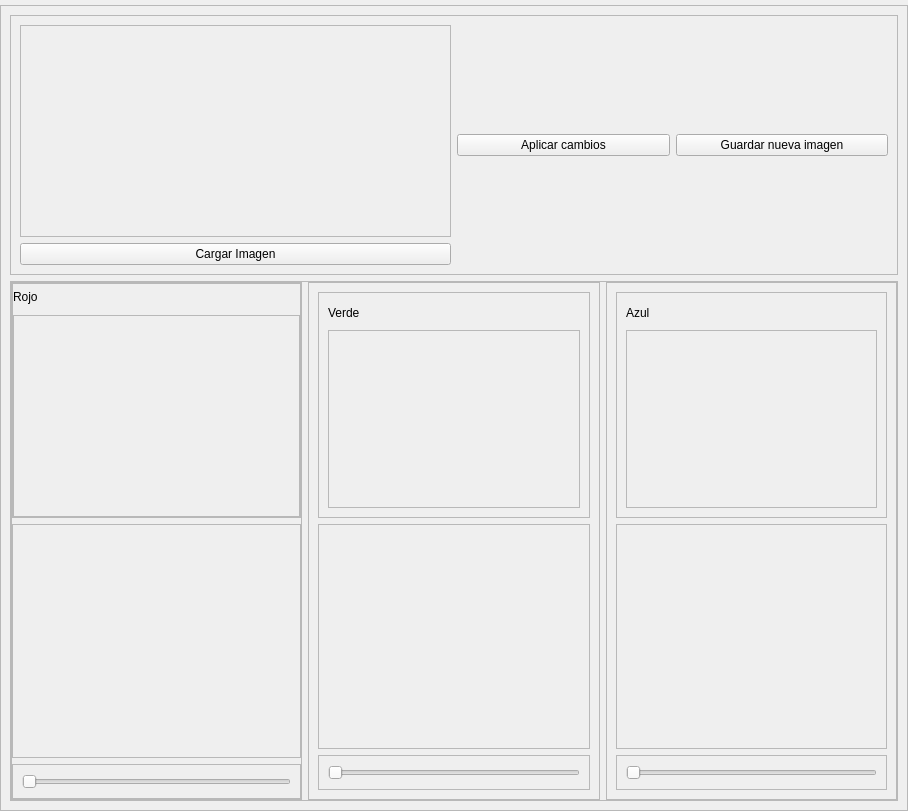
This is gui_main.ui in leninrkb/editor-espectros-rgb-python as Qt 5 draws it before an edit. The edited form follows.
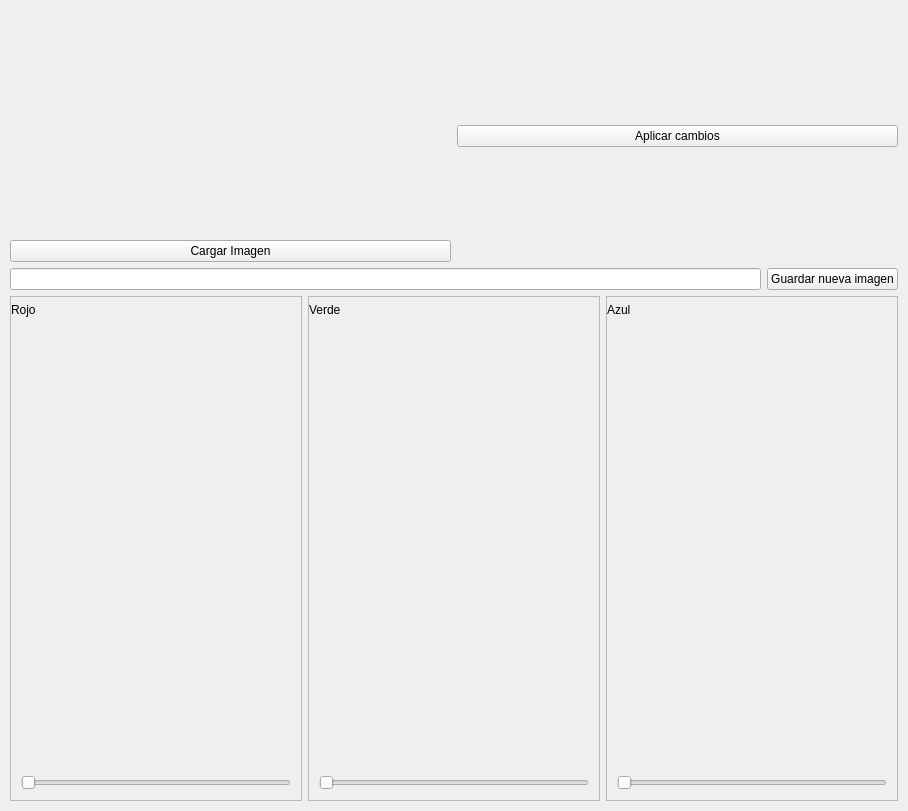
This is the edited form.

Commit message: gui input para ruta de guardado

```diff
--- a/gui_main.ui
+++ b/gui_main.ui
@@ -30,7 +30,7 @@
     <item>
      <widget class="QFrame" name="frame_general">
       <property name="frameShape">
-       <enum>QFrame::StyledPanel</enum>
+       <enum>QFrame::NoFrame</enum>
       </property>
       <property name="frameShadow">
        <enum>QFrame::Raised</enum>
@@ -38,16 +38,40 @@
       <property name="lineWidth">
        <number>1</number>
       </property>
-      <layout class="QVBoxLayout" name="verticalLayout_3" stretch="1,2">
+      <layout class="QVBoxLayout" name="verticalLayout_3" stretch="1,0,2">
+       <property name="leftMargin">
+        <number>10</number>
+       </property>
+       <property name="topMargin">
+        <number>5</number>
+       </property>
+       <property name="rightMargin">
+        <number>10</number>
+       </property>
+       <property name="bottomMargin">
+        <number>10</number>
+       </property>
        <item>
         <widget class="QFrame" name="frame_imagenes">
          <property name="frameShape">
-          <enum>QFrame::StyledPanel</enum>
+          <enum>QFrame::NoFrame</enum>
          </property>
          <property name="frameShadow">
           <enum>QFrame::Raised</enum>
          </property>
          <layout class="QHBoxLayout" name="horizontalLayout_2">
+          <property name="leftMargin">
+           <number>0</number>
+          </property>
+          <property name="topMargin">
+           <number>0</number>
+          </property>
+          <property name="rightMargin">
+           <number>0</number>
+          </property>
+          <property name="bottomMargin">
+           <number>0</number>
+          </property>
           <item>
            <widget class="QFrame" name="frame_img_original_contenedor">
             <property name="frameShape">
@@ -72,7 +96,7 @@
              <item>
               <widget class="QFrame" name="frame_img_original">
                <property name="frameShape">
-                <enum>QFrame::StyledPanel</enum>
+                <enum>QFrame::NoFrame</enum>
                </property>
                <property name="frameShadow">
                 <enum>QFrame::Raised</enum>
@@ -165,13 +189,6 @@
                   </property>
                  </widget>
                 </item>
-                <item>
-                 <widget class="QPushButton" name="pushButton_guardar_resultante">
-                  <property name="text">
-                   <string>Guardar nueva imagen</string>
-                  </property>
-                 </widget>
-                </item>
                </layout>
               </widget>
              </item>
@@ -181,10 +198,44 @@
          </layout>
         </widget>
        </item>
+       <item>
+        <widget class="QFrame" name="frame_2">
+         <property name="frameShape">
+          <enum>QFrame::NoFrame</enum>
+         </property>
+         <property name="frameShadow">
+          <enum>QFrame::Raised</enum>
+         </property>
+         <layout class="QHBoxLayout" name="horizontalLayout_4">
+          <property name="leftMargin">
+           <number>0</number>
+          </property>
+          <property name="topMargin">
+           <number>0</number>
+          </property>
+          <property name="rightMargin">
+           <number>0</number>
+          </property>
+          <property name="bottomMargin">
+           <number>0</number>
+          </property>
+          <item>
+           <widget class="QLineEdit" name="lineEdit_ruta_guardar"/>
+          </item>
+          <item>
+           <widget class="QPushButton" name="pushButton_guardar_resultante">
+            <property name="text">
+             <string>Guardar nueva imagen</string>
+            </property>
+           </widget>
+          </item>
+         </layout>
+        </widget>
+       </item>
        <item>
         <widget class="QFrame" name="frame_espectros">
          <property name="frameShape">
-          <enum>QFrame::StyledPanel</enum>
+          <enum>QFrame::NoFrame</enum>
          </property>
          <property name="frameShadow">
           <enum>QFrame::Raised</enum>
@@ -229,7 +280,7 @@
              <item>
               <widget class="QFrame" name="frame_img_r">
                <property name="frameShape">
-                <enum>QFrame::StyledPanel</enum>
+                <enum>QFrame::NoFrame</enum>
                </property>
                <property name="frameShadow">
                 <enum>QFrame::Raised</enum>
@@ -257,7 +308,7 @@
                 <item>
                  <widget class="QFrame" name="frame_img_display_r">
                   <property name="frameShape">
-                   <enum>QFrame::StyledPanel</enum>
+                   <enum>QFrame::NoFrame</enum>
                   </property>
                   <property name="frameShadow">
                    <enum>QFrame::Raised</enum>
@@ -287,7 +338,7 @@
              <item>
               <widget class="QFrame" name="frame_histograma_r">
                <property name="frameShape">
-                <enum>QFrame::StyledPanel</enum>
+                <enum>QFrame::NoFrame</enum>
                </property>
                <property name="frameShadow">
                 <enum>QFrame::Raised</enum>
@@ -314,12 +365,24 @@
              <item>
               <widget class="QFrame" name="frame_slider_r">
                <property name="frameShape">
-                <enum>QFrame::StyledPanel</enum>
+                <enum>QFrame::NoFrame</enum>
                </property>
                <property name="frameShadow">
                 <enum>QFrame::Raised</enum>
                </property>
                <layout class="QVBoxLayout" name="verticalLayout_10">
+                <property name="leftMargin">
+                 <number>10</number>
+                </property>
+                <property name="topMargin">
+                 <number>0</number>
+                </property>
+                <property name="rightMargin">
+                 <number>10</number>
+                </property>
+                <property name="bottomMargin">
+                 <number>10</number>
+                </property>
                 <item>
                  <widget class="QSlider" name="horizontalSlider_valor_r">
                   <property name="maximum">
@@ -351,15 +414,39 @@
              <enum>QFrame::Raised</enum>
             </property>
             <layout class="QVBoxLayout" name="verticalLayout_5" stretch="2,2,0">
+             <property name="leftMargin">
+              <number>0</number>
+             </property>
+             <property name="topMargin">
+              <number>0</number>
+             </property>
+             <property name="rightMargin">
+              <number>0</number>
+             </property>
+             <property name="bottomMargin">
+              <number>0</number>
+             </property>
              <item>
               <widget class="QFrame" name="frame_img_g">
                <property name="frameShape">
-                <enum>QFrame::StyledPanel</enum>
+                <enum>QFrame::NoFrame</enum>
                </property>
                <property name="frameShadow">
                 <enum>QFrame::Raised</enum>
                </property>
                <layout class="QVBoxLayout" name="verticalLayout_8" stretch="1,8">
+                <property name="leftMargin">
+                 <number>0</number>
+                </property>
+                <property name="topMargin">
+                 <number>0</number>
+                </property>
+                <property name="rightMargin">
+                 <number>0</number>
+                </property>
+                <property name="bottomMargin">
+                 <number>0</number>
+                </property>
                 <item>
                  <widget class="QLabel" name="label_2">
                   <property name="text">
@@ -370,12 +457,24 @@
                 <item>
                  <widget class="QFrame" name="frame_img_display_g">
                   <property name="frameShape">
-                   <enum>QFrame::StyledPanel</enum>
+                   <enum>QFrame::NoFrame</enum>
                   </property>
                   <property name="frameShadow">
                    <enum>QFrame::Raised</enum>
                   </property>
                   <layout class="QVBoxLayout" name="verticalLayout_17">
+                   <property name="leftMargin">
+                    <number>0</number>
+                   </property>
+                   <property name="topMargin">
+                    <number>0</number>
+                   </property>
+                   <property name="rightMargin">
+                    <number>0</number>
+                   </property>
+                   <property name="bottomMargin">
+                    <number>0</number>
+                   </property>
                    <item>
                     <layout class="QVBoxLayout" name="verticalLayout_canal_g"/>
                    </item>
@@ -388,12 +487,24 @@
              <item>
               <widget class="QFrame" name="frame_histograma_g">
                <property name="frameShape">
-                <enum>QFrame::StyledPanel</enum>
+                <enum>QFrame::NoFrame</enum>
                </property>
                <property name="frameShadow">
                 <enum>QFrame::Raised</enum>
                </property>
                <layout class="QVBoxLayout" name="verticalLayout_20">
+                <property name="leftMargin">
+                 <number>0</number>
+                </property>
+                <property name="topMargin">
+                 <number>0</number>
+                </property>
+                <property name="rightMargin">
+                 <number>0</number>
+                </property>
+                <property name="bottomMargin">
+                 <number>0</number>
+                </property>
                 <item>
                  <layout class="QVBoxLayout" name="verticalLayout_histograma_g"/>
                 </item>
@@ -403,12 +514,24 @@
              <item>
               <widget class="QFrame" name="frame_slider_g">
                <property name="frameShape">
-                <enum>QFrame::StyledPanel</enum>
+                <enum>QFrame::NoFrame</enum>
                </property>
                <property name="frameShadow">
                 <enum>QFrame::Raised</enum>
                </property>
                <layout class="QVBoxLayout" name="verticalLayout_11">
+                <property name="leftMargin">
+                 <number>10</number>
+                </property>
+                <property name="topMargin">
+                 <number>0</number>
+                </property>
+                <property name="rightMargin">
+                 <number>10</number>
+                </property>
+                <property name="bottomMargin">
+                 <number>10</number>
+                </property>
                 <item>
                  <widget class="QSlider" name="horizontalSlider_valor_g">
                   <property name="maximum">
@@ -437,15 +560,39 @@
              <enum>QFrame::Raised</enum>
             </property>
             <layout class="QVBoxLayout" name="verticalLayout_6" stretch="2,2,0">
+             <property name="leftMargin">
+              <number>0</number>
+             </property>
+             <property name="topMargin">
+              <number>0</number>
+             </property>
+             <property name="rightMargin">
+              <number>0</number>
+             </property>
+             <property name="bottomMargin">
+              <number>0</number>
+             </property>
              <item>
               <widget class="QFrame" name="frame_img_b">
                <property name="frameShape">
-                <enum>QFrame::StyledPanel</enum>
+                <enum>QFrame::NoFrame</enum>
                </property>
                <property name="frameShadow">
                 <enum>QFrame::Raised</enum>
                </property>
                <layout class="QVBoxLayout" name="verticalLayout_9" stretch="1,8">
+                <property name="leftMargin">
+                 <number>0</number>
+                </property>
+                <property name="topMargin">
+                 <number>0</number>
+                </property>
+                <property name="rightMargin">
+                 <number>0</number>
+                </property>
+                <property name="bottomMargin">
+                 <number>0</number>
+                </property>
                 <item>
                  <widget class="QLabel" name="label_3">
                   <property name="text">
@@ -456,12 +603,24 @@
                 <item>
                  <widget class="QFrame" name="frame_img_display_b">
                   <property name="frameShape">
-                   <enum>QFrame::StyledPanel</enum>
+                   <enum>QFrame::NoFrame</enum>
                   </property>
                   <property name="frameShadow">
                    <enum>QFrame::Raised</enum>
                   </property>
                   <layout class="QVBoxLayout" name="verticalLayout_19">
+                   <property name="leftMargin">
+                    <number>0</number>
+                   </property>
+                   <property name="topMargin">
+                    <number>0</number>
+                   </property>
+                   <property name="rightMargin">
+                    <number>0</number>
+                   </property>
+                   <property name="bottomMargin">
+                    <number>0</number>
+                   </property>
                    <item>
                     <layout class="QVBoxLayout" name="verticalLayout_canal_b"/>
                    </item>
@@ -474,12 +633,24 @@
              <item>
               <widget class="QFrame" name="frame_histograma_b">
                <property name="frameShape">
-                <enum>QFrame::StyledPanel</enum>
+                <enum>QFrame::NoFrame</enum>
                </property>
                <property name="frameShadow">
                 <enum>QFrame::Raised</enum>
                </property>
                <layout class="QVBoxLayout" name="verticalLayout_22">
+                <property name="leftMargin">
+                 <number>0</number>
+                </property>
+                <property name="topMargin">
+                 <number>0</number>
+                </property>
+                <property name="rightMargin">
+                 <number>0</number>
+                </property>
+                <property name="bottomMargin">
+                 <number>0</number>
+                </property>
                 <item>
                  <layout class="QVBoxLayout" name="verticalLayout_histograma_b"/>
                 </item>
@@ -489,12 +660,24 @@
              <item>
               <widget class="QFrame" name="frame_slider_b">
                <property name="frameShape">
-                <enum>QFrame::StyledPanel</enum>
+                <enum>QFrame::NoFrame</enum>
                </property>
                <property name="frameShadow">
                 <enum>QFrame::Raised</enum>
                </property>
                <layout class="QVBoxLayout" name="verticalLayout_12">
+                <property name="leftMargin">
+                 <number>10</number>
+                </property>
+                <property name="topMargin">
+                 <number>0</number>
+                </property>
+                <property name="rightMargin">
+                 <number>10</number>
+                </property>
+                <property name="bottomMargin">
+                 <number>10</number>
+                </property>
                 <item>
                  <widget class="QSlider" name="horizontalSlider_valor_b">
                   <property name="maximum">
```
